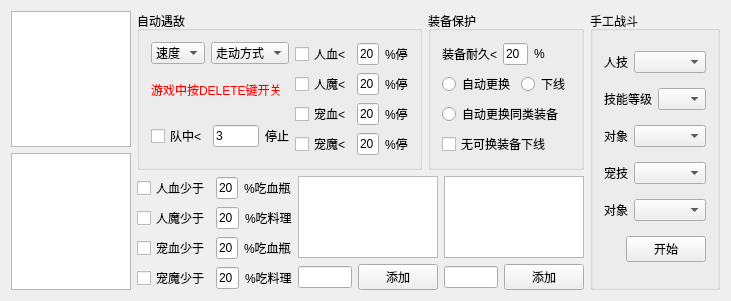
HBACC0005240/SoEasy, file MLAssist/GameBattleSetWgt.ui: the form before one commit.
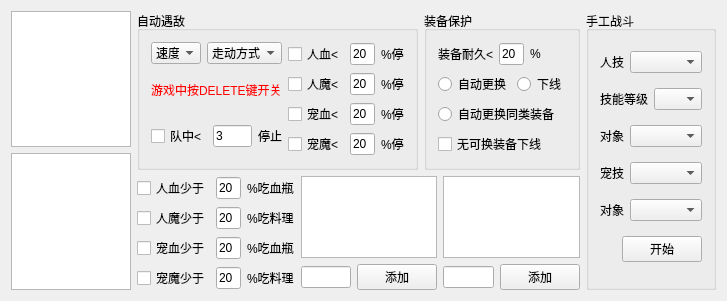
The form after the commit.

```diff
--- a/MLAssist/GameBattleSetWgt.ui
+++ b/MLAssist/GameBattleSetWgt.ui
@@ -54,6 +54,12 @@
              <layout class="QHBoxLayout" name="horizontalLayout_2">
               <item>
                <widget class="QComboBox" name="comboBox">
+                <property name="maximumSize">
+                 <size>
+                  <width>50</width>
+                  <height>16777215</height>
+                 </size>
+                </property>
                 <item>
                  <property name="text">
                   <string>速度</string>
@@ -63,6 +69,12 @@
               </item>
               <item>
                <widget class="QComboBox" name="comboBox_2">
+                <property name="maximumSize">
+                 <size>
+                  <width>75</width>
+                  <height>16777215</height>
+                 </size>
+                </property>
                 <item>
                  <property name="text">
                   <string>走动方式</string>
@@ -122,6 +134,12 @@
               </item>
               <item>
                <widget class="QLineEdit" name="lineEdit_2">
+                <property name="minimumSize">
+                 <size>
+                  <width>25</width>
+                  <height>0</height>
+                 </size>
+                </property>
                 <property name="maximumSize">
                  <size>
                   <width>25</width>
@@ -153,6 +171,12 @@
               </item>
               <item>
                <widget class="QLineEdit" name="lineEdit_3">
+                <property name="minimumSize">
+                 <size>
+                  <width>25</width>
+                  <height>0</height>
+                 </size>
+                </property>
                 <property name="maximumSize">
                  <size>
                   <width>25</width>
@@ -184,6 +208,12 @@
               </item>
               <item>
                <widget class="QLineEdit" name="lineEdit_4">
+                <property name="minimumSize">
+                 <size>
+                  <width>25</width>
+                  <height>0</height>
+                 </size>
+                </property>
                 <property name="maximumSize">
                  <size>
                   <width>25</width>
@@ -215,6 +245,12 @@
               </item>
               <item>
                <widget class="QLineEdit" name="lineEdit_5">
+                <property name="minimumSize">
+                 <size>
+                  <width>25</width>
+                  <height>0</height>
+                 </size>
+                </property>
                 <property name="maximumSize">
                  <size>
                   <width>25</width>
@@ -259,6 +295,12 @@
               </item>
               <item>
                <widget class="QLineEdit" name="lineEdit_6">
+                <property name="minimumSize">
+                 <size>
+                  <width>25</width>
+                  <height>0</height>
+                 </size>
+                </property>
                 <property name="maximumSize">
                  <size>
                   <width>25</width>
@@ -333,6 +375,12 @@
            </item>
            <item>
             <widget class="QLineEdit" name="lineEdit_7">
+             <property name="minimumSize">
+              <size>
+               <width>25</width>
+               <height>0</height>
+              </size>
+             </property>
              <property name="maximumSize">
               <size>
                <width>25</width>
@@ -364,6 +412,12 @@
            </item>
            <item>
             <widget class="QLineEdit" name="lineEdit_8">
+             <property name="minimumSize">
+              <size>
+               <width>25</width>
+               <height>0</height>
+              </size>
+             </property>
              <property name="maximumSize">
               <size>
                <width>25</width>
@@ -395,6 +449,12 @@
            </item>
            <item>
             <widget class="QLineEdit" name="lineEdit_9">
+             <property name="minimumSize">
+              <size>
+               <width>25</width>
+               <height>0</height>
+              </size>
+             </property>
              <property name="maximumSize">
               <size>
                <width>25</width>
@@ -426,6 +486,12 @@
            </item>
            <item>
             <widget class="QLineEdit" name="lineEdit_10">
+             <property name="minimumSize">
+              <size>
+               <width>25</width>
+               <height>0</height>
+              </size>
+             </property>
              <property name="maximumSize">
               <size>
                <width>25</width>
```
Left out of the diff: 12 changed lines with no effect on the pictures.
